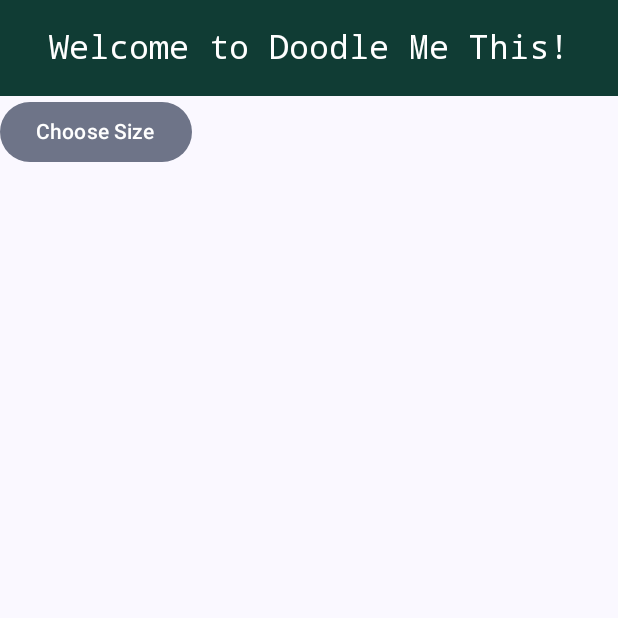
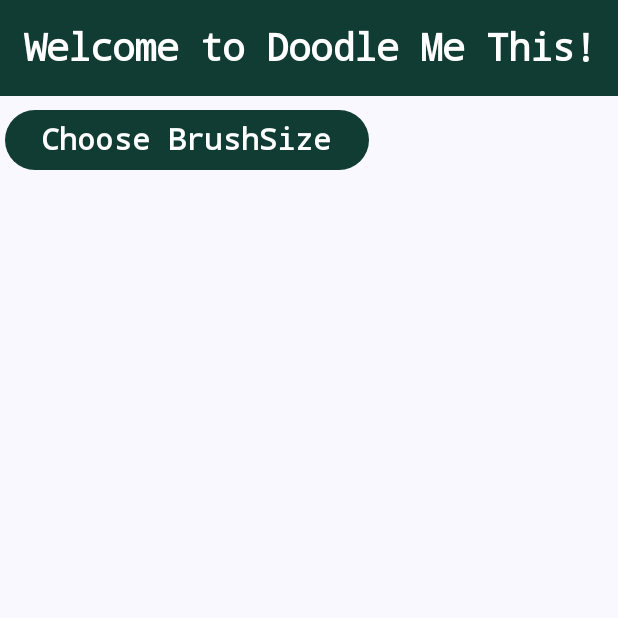
Before and after one commit to agsmarr/IAO8_Technical, an Android app built with Jetpack Compose: the screen it shows after launch (MainActivity), on a phone screen of 412 x 824 dp, the top half of it. Run offline under Robolectric (Android 15) with nearby library versions, the phone set to English and light mode, and no system bars.

Commit message:
Added buttons and started tool bar

```diff
--- a/app/src/main/java/com/example/doodle/MainActivity.kt
+++ b/app/src/main/java/com/example/doodle/MainActivity.kt
@@ -22,6 +22,7 @@ import androidx.compose.ui.text.font.FontFamily
 import androidx.compose.ui.text.style.TextOverflow
 import androidx.compose.foundation.layout.Row
 import androidx.compose.foundation.layout.Column
+import androidx.compose.material3.ButtonDefaults
 import androidx.compose.material3.DropdownMenu
 import androidx.compose.material3.DropdownMenuItem
 import androidx.compose.material3.FilledTonalButton
@@ -29,6 +30,9 @@ import androidx.compose.runtime.getValue
 import androidx.compose.runtime.mutableStateOf
 import androidx.compose.runtime.remember
 import androidx.compose.runtime.setValue
+import androidx.compose.ui.text.font.FontWeight
+import androidx.compose.ui.unit.dp
+import androidx.compose.ui.unit.sp
 
 val DarkGreen = Color(0xFF103C34)
 
@@ -39,6 +43,7 @@ class MainActivity : ComponentActivity() {
         setContent {
             DoodleTheme {
                 Scaffold(modifier = Modifier.fillMaxSize()) { innerPadding ->
+
                     Column(
                         modifier = Modifier.padding(innerPadding)
                     ) {
@@ -65,7 +70,9 @@ fun HeaderBar() {
                         maxLines = 1,
                         overflow = TextOverflow.Ellipsis,
                         color = Color.White,
-                        fontFamily = FontFamily.Monospace
+                        fontFamily = FontFamily.Monospace,
+                        fontWeight = FontWeight.Bold,
+                        fontSize = 25.sp
                     )
                 }
     )
@@ -73,8 +80,24 @@ fun HeaderBar() {
 //Dropdown to select brush size
 @Composable
 fun DropdownButton(onClick: () -> Unit) {
-    FilledTonalButton (onClick = {onClick() }) {
-        Text("Choose Size")
+    Column (
+        modifier = Modifier.padding(3.dp, 5.dp)
+
+    ) {
+        FilledTonalButton(
+            onClick = { onClick() },
+            colors = ButtonDefaults.filledTonalButtonColors(
+                containerColor = DarkGreen
+            )
+        )
+        {
+            Text("Choose BrushSize",
+                fontSize = 20.sp,
+                fontFamily = FontFamily.Monospace,
+                fontWeight = FontWeight.Bold,
+                color = Color.White
+            )
+        }
     }
 }
 @Composable
@@ -86,12 +109,23 @@ fun DropMenu() {
         onDismissRequest = { expanded = false }
     ) {
         DropdownMenuItem(
-            text = { Text("Option 1") },
-            onClick = { /* Do something... */ }
+            text = { Text("Small") },
+            onClick = { expanded = false }
         )
         DropdownMenuItem(
-            text = { Text("Option 2") },
-            onClick = { /* Do something... */ }
+            text = { Text("Medium") },
+            onClick = { expanded = false }
+        )
+        DropdownMenuItem(
+            text = { Text("Large") },
+            onClick = { expanded = false }
         )
 }
+}
+
+@Composable
+fun ResetButton(onClick: () -> Unit) {
+    FilledTonalButton(onClick = {onClick() }) {
+        Text("Reset")
     }
+}
```
